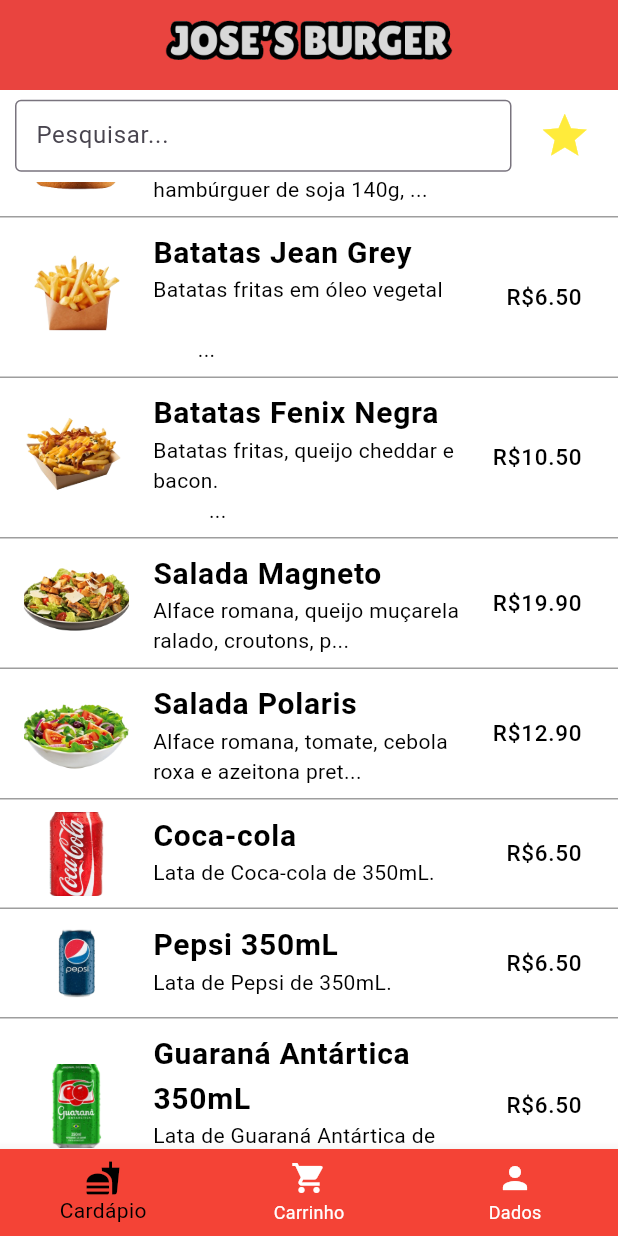
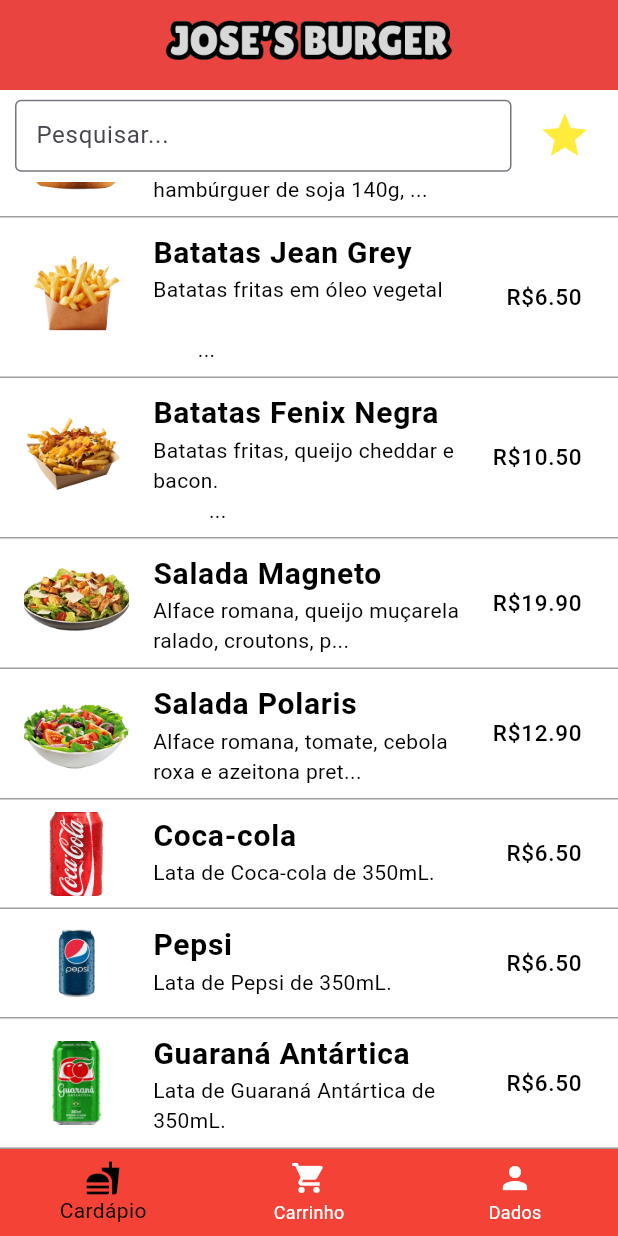
Before and after one commit to caiolara090/Joses_Burger, a Flutter app: the PaginaCardapio screen opened directly with empty values, scrolled down 759 dp, on a phone screen of 412 x 824 dp. Run offline on Flutter 3.47's test engine with Material 3 defaults, Android fonts, the phone set to English and light mode, and no system bars; our stand-ins replace qr_flutter.

Commit message:
Arrumando os nomes dos refrigerantes

```diff
--- a/josesburguer/lib/Cardapio.dart
+++ b/josesburguer/lib/Cardapio.dart
@@ -146,14 +146,14 @@
       foto: "assets/Coca.png"
     ),
     Produto(
-      nome: "Pepsi 350mL",
+      nome: "Pepsi",
       descricao:
           "Lata de Pepsi de 350mL.",
       preco: 6.50,
       foto: "assets/Pepsi.png"
     ),
     Produto(
-      nome: "Guaraná Antártica 350mL",
+      nome: "Guaraná Antártica",
       descricao:
           "Lata de Guaraná Antártica de 350mL.",
       preco: 6.50,
```
